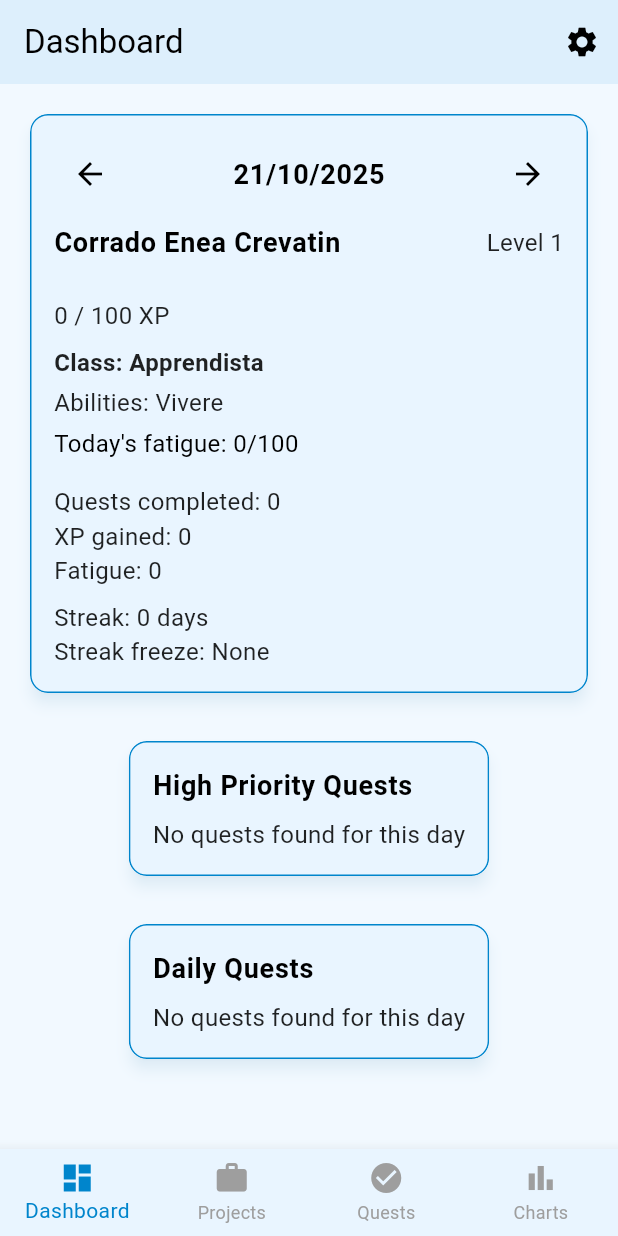
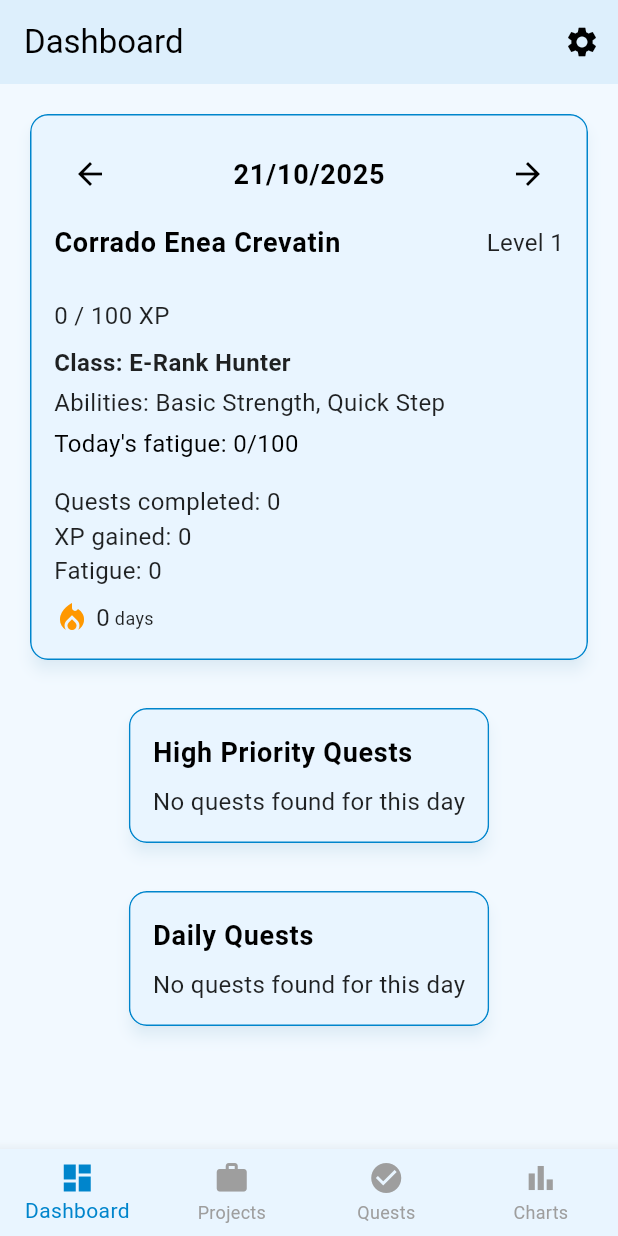
Before and after one commit to SoulArcher0507/Life-Leveling, a Flutter app: the screen it shows after launch, on a phone screen of 412 x 824 dp. Run offline on Flutter 3.47's test engine with Material 3 defaults, Android fonts, the light colour scheme and no system bars; our stand-ins replace shared_preferences.

Commit message:
class xp streak

```diff
--- a/lib/classes/example_classes.dart
+++ b/lib/classes/example_classes.dart
@@ -1,19 +1,44 @@
 import '../models/class_model.dart';
 
+/// Defines the progression of classes inspired by the Solo Leveling manhwa.
+/// Each class unlocks at a specific level and grants a set of abilities.  The
+/// final evolution at level 100 is the "Shadow Monarch".  As the player
+/// levels up, they transition through these classes once the required
+/// level threshold is reached.
 const List<LevelClass> exampleClasses = [
   LevelClass(
-    name: 'Apprendista',
-    abilities: ['Vivere'],
+    name: 'E‑Rank Hunter',
+    abilities: ['Basic Strength', 'Quick Step'],
     requiredLevel: 1,
   ),
   LevelClass(
-    name: 'Avventuriero',
-    abilities: ['Vivere', 'Combattere'],
-    requiredLevel: 5,
+    name: 'D‑Rank Hunter',
+    abilities: ['Improved Strength', 'Double Strike'],
+    requiredLevel: 10,
   ),
   LevelClass(
-    name: 'Cacciatore',
-    abilities: ['Vivere', 'Combattere', 'Strategia'],
-    requiredLevel: 10,
+    name: 'C‑Rank Hunter',
+    abilities: ['Shadow Daggers', 'Enhanced Agility'],
+    requiredLevel: 20,
+  ),
+  LevelClass(
+    name: 'B‑Rank Hunter',
+    abilities: ['Shadow Slash', 'Enhanced Endurance'],
+    requiredLevel: 30,
+  ),
+  LevelClass(
+    name: 'A‑Rank Hunter',
+    abilities: ['Shadow Magic', 'Advanced Tactics'],
+    requiredLevel: 50,
+  ),
+  LevelClass(
+    name: 'S‑Rank Hunter',
+    abilities: ['Shadow Army', 'Spatial Movement'],
+    requiredLevel: 70,
+  ),
+  LevelClass(
+    name: 'Shadow Monarch',
+    abilities: ['Shadow Monarch', 'Army of Shadows', 'Reality Slash'],
+    requiredLevel: 100,
   ),
 ];
--- a/lib/pages/dashboard/dashboard_page.dart
+++ b/lib/pages/dashboard/dashboard_page.dart
@@ -243,17 +243,29 @@ class _DashboardPageState extends State<DashboardPage> {
             style: Theme.of(context).textTheme.bodyMedium,
           ),
           const SizedBox(height: 8),
-          // Display the current streak and freeze status.  The streak
-          // increments when at least 60% of the daily XP goal is met and
-          // resets otherwise (unless a freeze is available).  Completing all
-          // quests grants a freeze for the next day.
-          Text(
-            'Streak: ${StatsService().currentStreak} day${StatsService().currentStreak == 1 ? '' : 's'}',
-            style: Theme.of(context).textTheme.bodyMedium,
-          ),
-          Text(
-            'Streak freeze: ${StatsService().hasStreakFreeze ? 'Available' : 'None'}',
-            style: Theme.of(context).textTheme.bodyMedium,
+          // Streak indicator styled in a Duolingo‑inspired manner.  A flame
+          // icon represents the current streak count and an ice icon
+          // indicates whether a freeze is available.  This provides a
+          // more visual feedback than plain text.
+          Row(
+            children: [
+              const Icon(Icons.local_fire_department, color: Colors.orange),
+              const SizedBox(width: 4),
+              Text(
+                '${StatsService().currentStreak}',
+                style: Theme.of(context).textTheme.bodyMedium,
+              ),
+              Text(
+                ' day${StatsService().currentStreak == 1 ? '' : 's'}',
+                style: const TextStyle(fontSize: 12),
+              ),
+              if (StatsService().hasStreakFreeze) ...[
+                const SizedBox(width: 12),
+                const Icon(Icons.ac_unit, color: Colors.lightBlueAccent),
+                const SizedBox(width: 4),
+                const Text('Freeze', style: TextStyle(fontSize: 12)),
+              ],
+            ],
           ),
         ],
       ),
--- a/lib/services/level_service.dart
+++ b/lib/services/level_service.dart
@@ -43,8 +43,12 @@ class LevelService {
   }
 
   double _requiredXpForLevel(int lvl) {
+    // Base XP required for level 1 and growth factor.  A smaller growth
+    // factor (1.15) yields a smoother progression up to level 100,
+    // preventing the XP requirement from exploding exponentially too
+    // quickly while still increasing the challenge each level.
     const double baseXp = 100;
-    const double growth = 1.5;
+    const double growth = 1.15;
     return baseXp * pow(growth, lvl - 1);
   }
 
```
